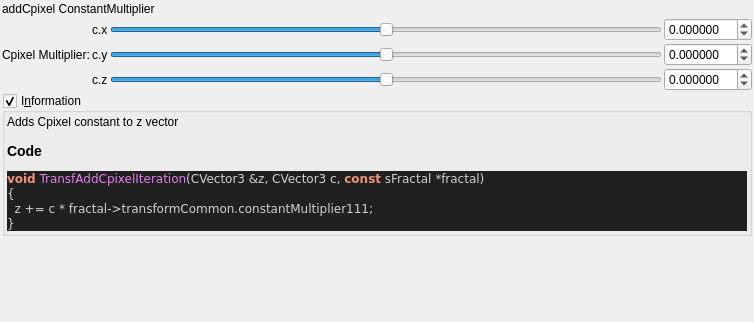
Before: the Qt Designer form mandelbulber2/formula/ui/fractal_transf_add_cpixel.ui in buddhi1980/mandelbulber2, drawn with Qt 5.
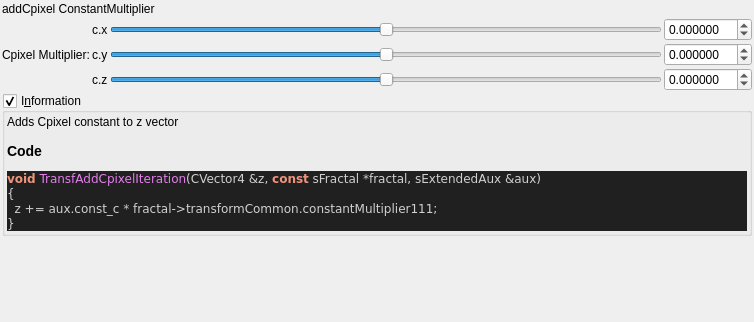
After: the same form once the commit is applied. Custom widgets are drawn as their Qt base class.

```diff
--- a/mandelbulber2/formula/ui/fractal_transf_add_cpixel.ui
+++ b/mandelbulber2/formula/ui/fractal_transf_add_cpixel.ui
@@ -267,9 +267,9 @@
 &lt;/table&gt;
 &lt;h3&gt;Code&lt;/h3&gt;
 &lt;body style=&quot;background-color:#202020&quot;&gt;
-&lt;pre style=&quot;color:#d0d0d0; background-color:#202020;  font-family:'Courier New',monospace;&quot;&gt;&lt;span style=&quot;color:#f09479; font-weight:bold&quot;&gt;void&lt;/span&gt; &lt;span style=&quot;color:#e47eed&quot;&gt;TransfAddCpixelIteration&lt;/span&gt;&lt;span style=&quot;color:#d0d0d0&quot;&gt;(&lt;/span&gt;CVector3 &lt;span style=&quot;color:#d0d0d0&quot;&gt;&amp;amp;&lt;/span&gt;z&lt;span style=&quot;color:#d0d0d0&quot;&gt;,&lt;/span&gt; CVector3 c&lt;span style=&quot;color:#d0d0d0&quot;&gt;,&lt;/span&gt; &lt;span style=&quot;color:#f09479; font-weight:bold&quot;&gt;const&lt;/span&gt; sFractal &lt;span style=&quot;color:#d0d0d0&quot;&gt;*&lt;/span&gt;fractal&lt;span style=&quot;color:#d0d0d0&quot;&gt;)&lt;/span&gt;
+&lt;pre style=&quot;color:#d0d0d0; background-color:#202020;  font-family:'Courier New',monospace;&quot;&gt;&lt;span style=&quot;color:#f09479; font-weight:bold&quot;&gt;void&lt;/span&gt; &lt;span style=&quot;color:#e47eed&quot;&gt;TransfAddCpixelIteration&lt;/span&gt;&lt;span style=&quot;color:#d0d0d0&quot;&gt;(&lt;/span&gt;CVector4 &lt;span style=&quot;color:#d0d0d0&quot;&gt;&amp;amp;&lt;/span&gt;z&lt;span style=&quot;color:#d0d0d0&quot;&gt;,&lt;/span&gt; &lt;span style=&quot;color:#f09479; font-weight:bold&quot;&gt;const&lt;/span&gt; sFractal &lt;span style=&quot;color:#d0d0d0&quot;&gt;*&lt;/span&gt;fractal&lt;span style=&quot;color:#d0d0d0&quot;&gt;,&lt;/span&gt; sExtendedAux &lt;span style=&quot;color:#d0d0d0&quot;&gt;&amp;amp;&lt;/span&gt;aux&lt;span style=&quot;color:#d0d0d0&quot;&gt;)&lt;/span&gt;
 &lt;span style=&quot;color:#d0d0d0&quot;&gt;{&lt;/span&gt;
-  z &lt;span style=&quot;color:#d0d0d0&quot;&gt;+=&lt;/span&gt; c &lt;span style=&quot;color:#d0d0d0&quot;&gt;*&lt;/span&gt; fractal&lt;span style=&quot;color:#d0d0d0&quot;&gt;-&amp;gt;&lt;/span&gt;transformCommon&lt;span style=&quot;color:#d0d0d0&quot;&gt;.&lt;/span&gt;constantMultiplier111&lt;span style=&quot;color:#d0d0d0&quot;&gt;;&lt;/span&gt;
+  z &lt;span style=&quot;color:#d0d0d0&quot;&gt;+=&lt;/span&gt; aux&lt;span style=&quot;color:#d0d0d0&quot;&gt;.&lt;/span&gt;const_c &lt;span style=&quot;color:#d0d0d0&quot;&gt;*&lt;/span&gt; fractal&lt;span style=&quot;color:#d0d0d0&quot;&gt;-&amp;gt;&lt;/span&gt;transformCommon&lt;span style=&quot;color:#d0d0d0&quot;&gt;.&lt;/span&gt;constantMultiplier111&lt;span style=&quot;color:#d0d0d0&quot;&gt;;&lt;/span&gt;
 &lt;span style=&quot;color:#d0d0d0&quot;&gt;}&lt;/span&gt;
 &lt;/pre&gt;
 &lt;/body&gt;</string>
```
